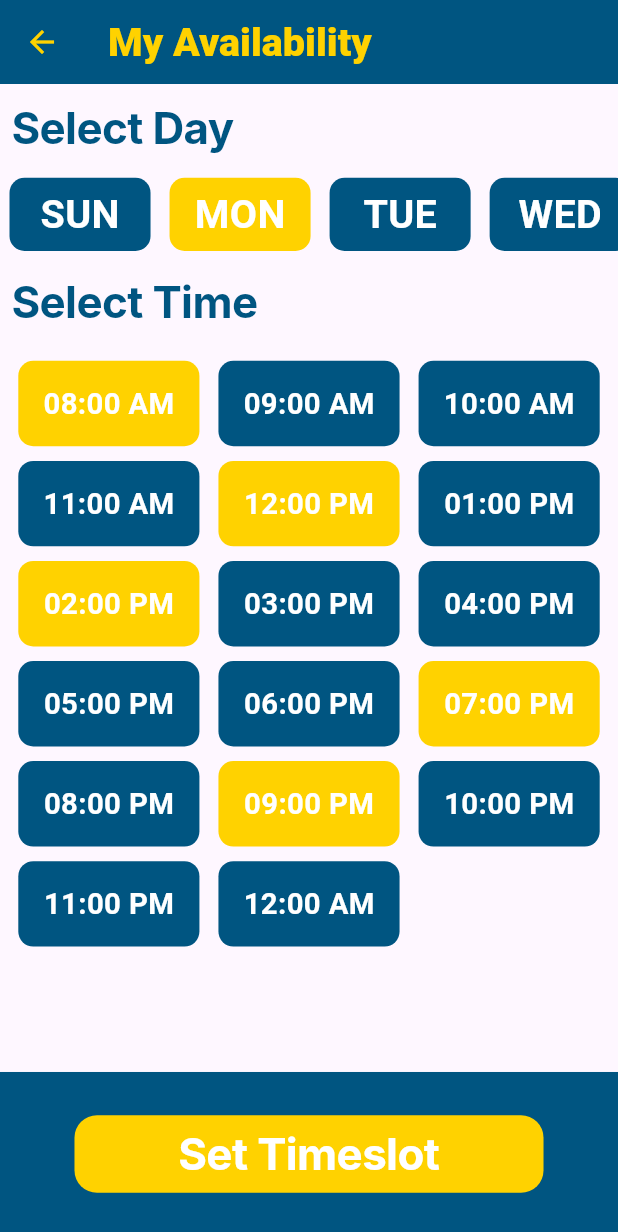
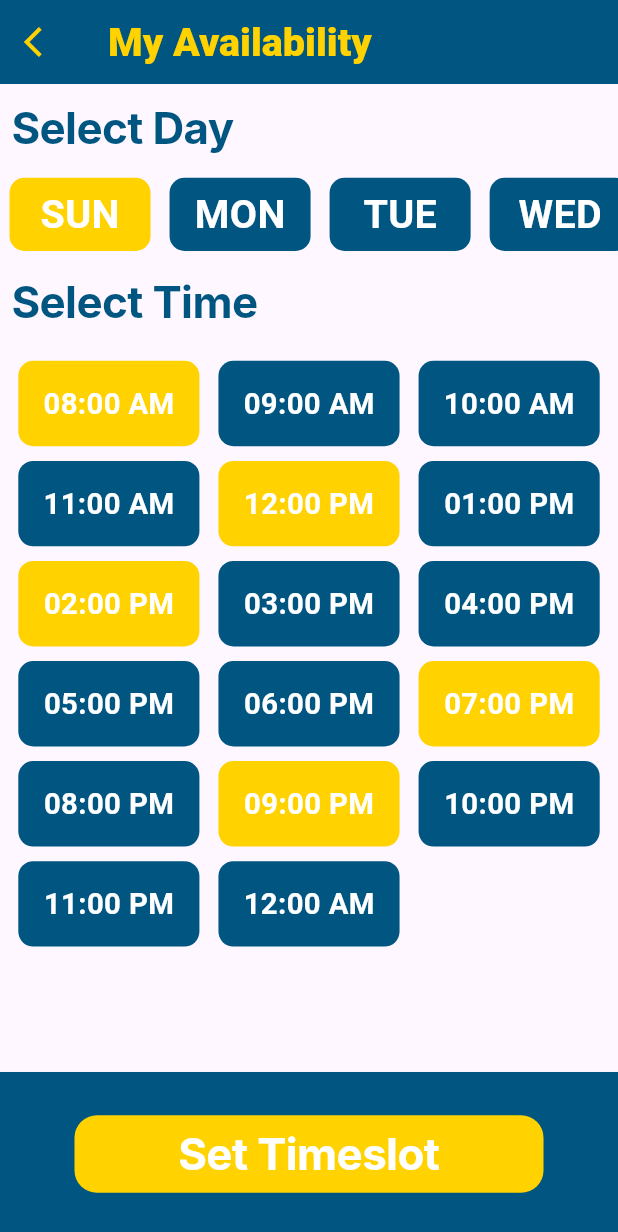
Before and after one commit to bishoy-girgis/taskk, a Flutter app: the MyAvailabilityScreen screen opened directly, on a phone screen of 412 x 824 dp. Shown: the top 1232 px of the screen. Run offline on Flutter 3.47's test engine with Material 3 defaults, Android fonts, the light colour scheme and no system bars; our stand-ins replace animated_splash_screen, awesome_bottom_bar, calendar_date_picker2, confetti, fl_chart, flutter_rating_bar and 3 more; missing offline and left inert: favorite_button, location_picker_flutter_map; Roboto replaces fonts that are missing (Inter).

Commit message:
finish task

```diff
--- a/lib/modules/craftsman/availability/my_availability_screen.dart
+++ b/lib/modules/craftsman/availability/my_availability_screen.dart
@@ -39,8 +39,8 @@ class _MyAvailabilityScreenState extends State<MyAvailabilityScreen> {
   ];
   late int selectedDay = -1;
   List<DayAvailableModel> days = [
-    DayAvailableModel(day: "SUN", status: "empty"),
-    DayAvailableModel(day: "MON", status: "selected"),
+    DayAvailableModel(day: "SUN", status: "selected"),
+    DayAvailableModel(day: "MON", status: "empty"),
     DayAvailableModel(day: "TUE", status: "empty"),
     DayAvailableModel(day: "WED", status: "empty"),
     DayAvailableModel(day: "THU", status: "empty"),
@@ -58,6 +58,15 @@ class _MyAvailabilityScreenState extends State<MyAvailabilityScreen> {
   Widget build(BuildContext context) {
     return Scaffold(
       appBar: AppBar(
+        leading: IconButton(
+          onPressed: () {
+            Navigator.pop(context);
+          },
+          icon: const Icon(
+            Icons.arrow_back_ios,
+            color: secondaryColor,
+          ),
+        ),
         title: Text(
           'My Availability',
           style: TextStyle(
```
